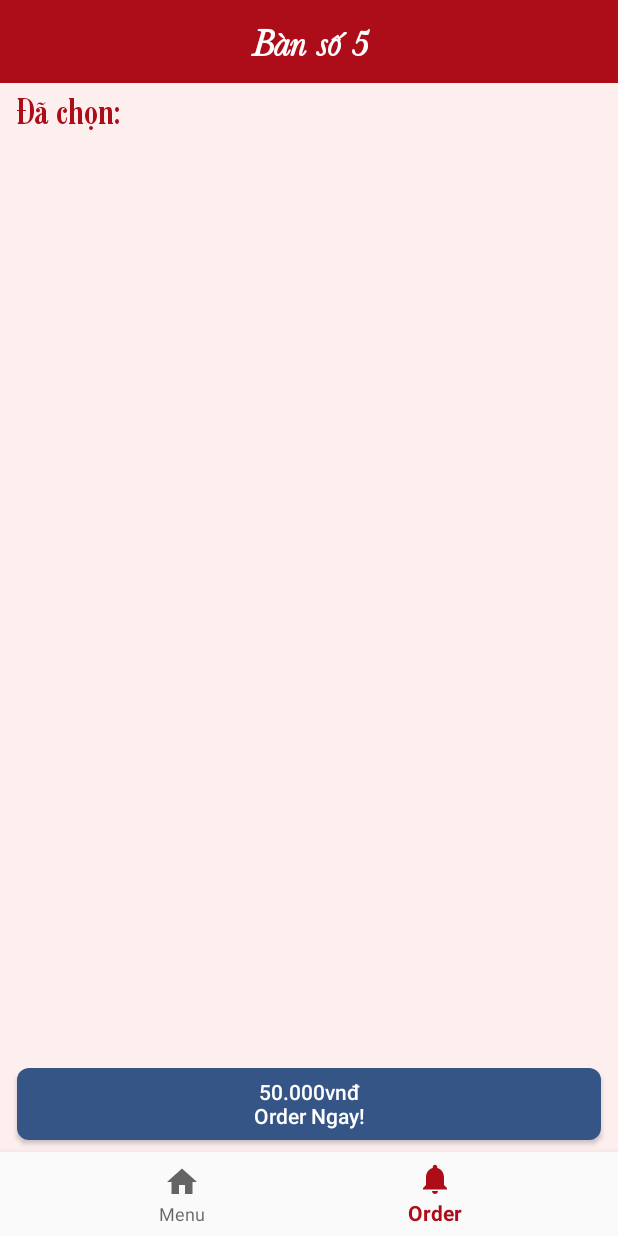
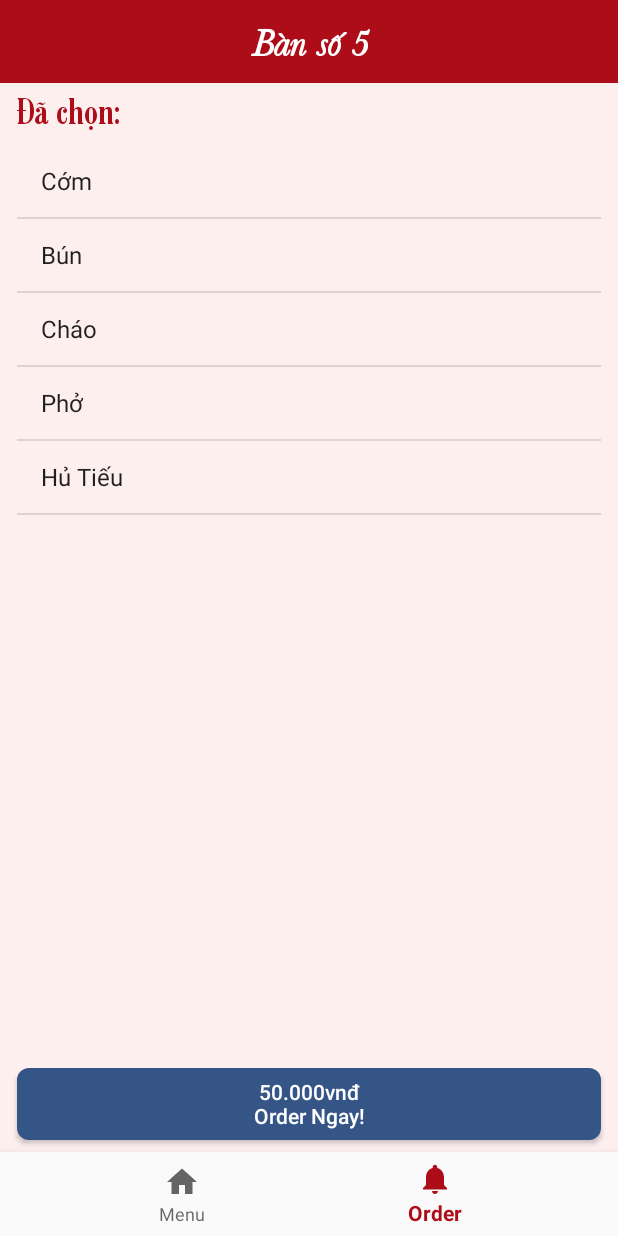
Before and after one commit to huyhuynh1905/OrderCoffee, an Android app: the MenuActivity screen opened directly, with no data from a screen before it, item 2 of the bottom bar chosen, on a phone screen of 412 x 824 dp. Run offline under Robolectric (Android 15) with nearby library versions, the phone set to English and light mode, and no system bars.

Commit message:
Create Frament Menu and Fragment Order

```diff
--- a/OrderAppClient/app/src/main/java/android/huyhuynh/orderapp/MainActivity.java
+++ b/OrderAppClient/app/src/main/java/android/huyhuynh/orderapp/MainActivity.java
@@ -29,7 +29,7 @@ public class MainActivity extends AppCompatActivity {
         intentIntegrator.setOrientationLocked(false);
         intentIntegrator.setBeepEnabled(false); //Tiếng kêu sau khi quét xong
         intentIntegrator.setBarcodeImageEnabled(true);
-        intentIntegrator.setTimeout(8000); //Thời gian cho đến khi kết thúc
+        intentIntegrator.setTimeout(3000); //Thời gian cho đến khi kết thúc
         intentIntegrator.initiateScan();
     }
 
--- /dev/null
+++ b/OrderAppClient/app/src/main/java/android/huyhuynh/orderapp/views/FragmentListMenu.java
@@ -0,0 +1,24 @@
+package android.huyhuynh.orderapp.views;
+
+import android.huyhuynh.orderapp.R;
+import android.os.Bundle;
+import android.view.LayoutInflater;
+import android.view.View;
+import android.view.ViewGroup;
+import android.widget.ArrayAdapter;
+
+import androidx.fragment.app.ListFragment;
+
+/**
+ * Created by Huy Huynh on 08/18/19.
+ */
+public class FragmentListMenu extends ListFragment {
+    String[] mang = {"Huế","Sài Gòn","Hà Nội","Đà Nẵng","Cà Mau"};
+    ArrayAdapter mArrayAdapter;
+    @Override
+    public View onCreateView(LayoutInflater inflater, ViewGroup container, Bundle savedInstanceState) {
+        mArrayAdapter = new ArrayAdapter(getActivity(),android.R.layout.simple_list_item_1,mang);
+        setListAdapter(mArrayAdapter);
+        return inflater.inflate(R.layout.list_menu_fragment,container,false);
+    }
+}
--- /dev/null
+++ b/OrderAppClient/app/src/main/java/android/huyhuynh/orderapp/views/FragmentListOrder.java
@@ -0,0 +1,25 @@
+package android.huyhuynh.orderapp.views;
+
+import android.huyhuynh.orderapp.R;
+import android.os.Bundle;
+import android.view.LayoutInflater;
+import android.view.View;
+import android.view.ViewGroup;
+import android.widget.ArrayAdapter;
+
+import androidx.fragment.app.ListFragment;
+
+/**
+ * Created by Huy Huynh on 08/18/19.
+ */
+public class FragmentListOrder extends ListFragment {
+    String[] mang = {"Cớm", "Bún", "Cháo", "Phở", "Hủ Tiếu"};
+    ArrayAdapter mArrayAdapter;
+
+    @Override
+    public View onCreateView(LayoutInflater inflater, ViewGroup container, Bundle savedInstanceState) {
+        mArrayAdapter = new ArrayAdapter(getActivity(), android.R.layout.simple_list_item_1, mang);
+        setListAdapter(mArrayAdapter);
+        return inflater.inflate(R.layout.list_order_fragment, container, false);
+    }
+}
--- a/OrderAppClient/app/src/main/java/android/huyhuynh/orderapp/views/MenuActivity.java
+++ b/OrderAppClient/app/src/main/java/android/huyhuynh/orderapp/views/MenuActivity.java
@@ -7,6 +7,9 @@ import com.google.android.material.bottomnavigation.BottomNavigationView;
 
 import androidx.appcompat.app.AppCompatActivity;
 import androidx.annotation.NonNull;
+import androidx.fragment.app.Fragment;
+import androidx.fragment.app.FragmentManager;
+import androidx.fragment.app.FragmentTransaction;
 
 import android.view.MenuItem;
 import android.widget.Button;
@@ -23,15 +26,19 @@ public class MenuActivity extends AppCompatActivity {
 
         @Override
         public boolean onNavigationItemSelected(@NonNull MenuItem item) {
+            Fragment fragment = null;
             switch (item.getItemId()) {
                 case R.id.menuNav:
                     txtHuongdan.setText("Kích chọn thức uống để order:");
-                    return true;
+                    fragment = new FragmentListMenu();
+                    break;
                 case R.id.orderNav:
                     txtHuongdan.setText("Đã chọn:");
-                    return true;
+                    fragment = new FragmentListOrder();
+                    break;
             }
-            return false;
+            getSupportFragmentManager().beginTransaction().replace(R.id.frameFragment,fragment).commit();
+            return true;
         }
     };
 
@@ -41,7 +48,8 @@ public class MenuActivity extends AppCompatActivity {
         setContentView(R.layout.activity_menu);
         BottomNavigationView navView = findViewById(R.id.nav_view);
         navView.setOnNavigationItemSelectedListener(mOnNavigationItemSelectedListener);
-
+        getSupportFragmentManager().beginTransaction().replace(R.id.frameFragment,
+                new FragmentListMenu()).commit();
         init();
     }
 
--- a/OrderAppClient/app/src/main/res/layout/activity_menu.xml
+++ b/OrderAppClient/app/src/main/res/layout/activity_menu.xml
@@ -66,7 +66,7 @@
         android:layout_height="0dp"
         android:layout_marginStart="11dp"
         android:layout_marginLeft="11dp"
-        android:layout_marginTop="2dp"
+        android:layout_marginTop="8dp"
         android:layout_marginEnd="11dp"
         android:layout_marginRight="11dp"
         android:layout_marginBottom="4dp"
--- /dev/null
+++ b/OrderAppClient/app/src/main/res/layout/list_order_fragment.xml
@@ -0,0 +1,11 @@
+<?xml version="1.0" encoding="utf-8"?>
+<LinearLayout xmlns:android="http://schemas.android.com/apk/res/android"
+    android:orientation="vertical" android:layout_width="match_parent"
+    android:layout_height="match_parent">
+
+    <ListView
+        android:id="@android:id/list"
+        android:layout_width="match_parent"
+        android:layout_height="match_parent"
+        android:listSelector="#8A9BF0"/>
+</LinearLayout>
```
Also changed, not shown: OrderAppClient/app/src/main/res/layout/list_menu_fragment.xml (added, +11 -0 lines).
